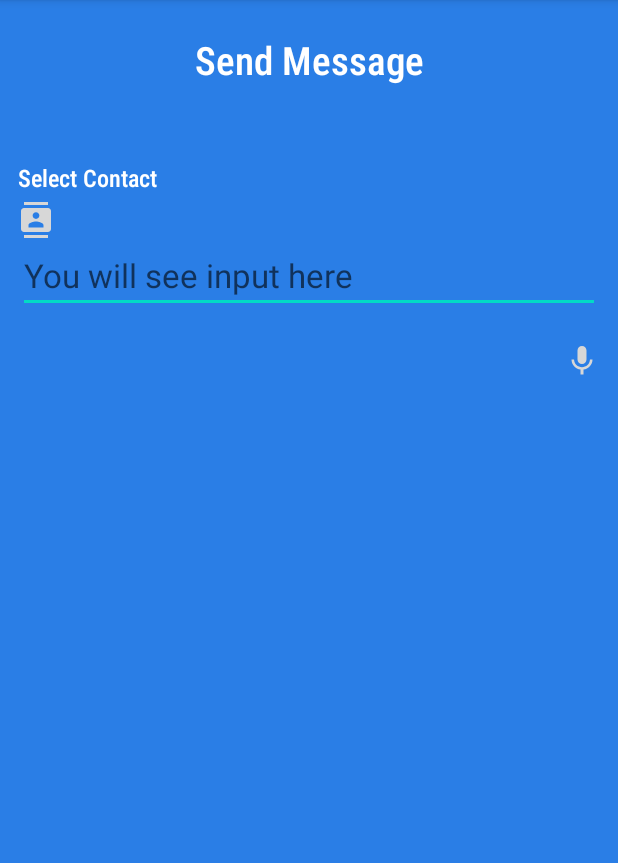
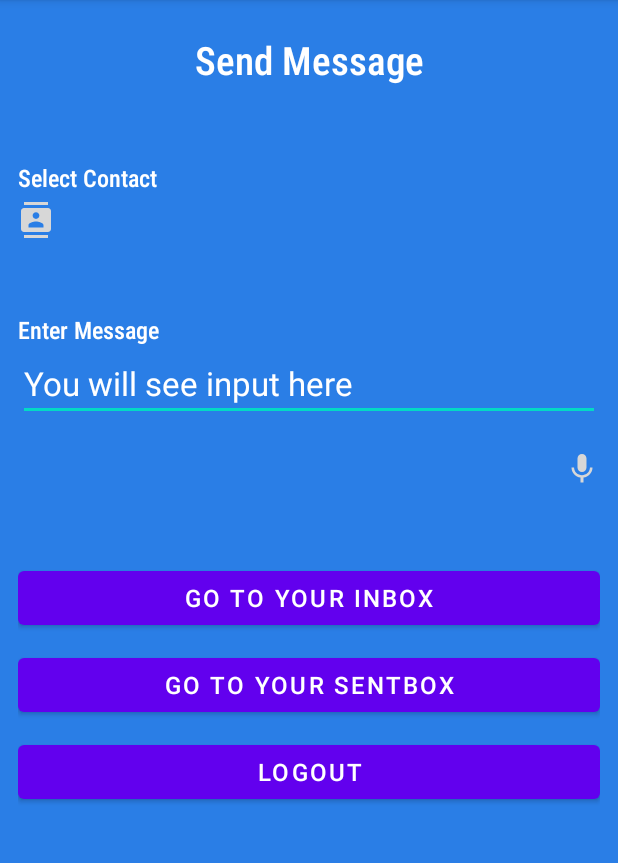
Before and after one commit to Rikanthan/voice_email, an Android app: the Home screen opened directly, with no data from a screen before it, on a phone screen of 412 x 824 dp, the part 84-947 px from its top. Run offline under Robolectric (Android 15) with nearby library versions, the phone set to English and light mode, and no system bars; our stand-ins replace Firebase (no records; nobody signed in at launch, a user with empty details on screens opened directly).

Commit message:
Inbox message read success

```diff
--- a/app/build.gradle
+++ b/app/build.gradle
@@ -38,6 +38,7 @@ dependencies {
     implementation 'com.google.firebase:firebase-database:19.2.1'
     implementation 'me.tatarka.retainstate:loader:0.4'
     implementation 'com.android.support:loader:28.0.0'
+    implementation 'org.jetbrains:annotations:15.0'
     testImplementation 'junit:junit:4.+'
     androidTestImplementation 'androidx.test.ext:junit:1.1.2'
     implementation platform('com.google.firebase:firebase-bom:28.1.0')
--- a/app/src/main/AndroidManifest.xml
+++ b/app/src/main/AndroidManifest.xml
@@ -11,7 +11,8 @@
         android:roundIcon="@mipmap/ic_launcher_round"
         android:supportsRtl="true"
         android:theme="@style/Theme.Iemail">
-        <activity android:name=".ResetPassword"></activity>
+        <activity android:name=".ShowInbox"></activity>
+        <activity android:name=".ResetPassword" />
         <activity android:name=".Home" />
         <activity android:name=".RegisterActivity" />
         <activity android:name=".MainActivity">
--- a/app/src/main/java/com/example/i_email/Home.java
+++ b/app/src/main/java/com/example/i_email/Home.java
@@ -313,5 +313,10 @@ public class Home extends AppCompatActivity implements AdapterView.OnItemSelecte
     public void onPointerCaptureChanged(boolean hasCapture) {
 
     }
+    public void goInbox(View v)
+    {
+        Intent intent = new Intent(getApplicationContext(), ShowInbox.class);
+        startActivity(intent);
+    }
 
 }
--- a/app/src/main/res/layout/activity_home.xml
+++ b/app/src/main/res/layout/activity_home.xml
@@ -42,14 +42,28 @@
         android:layout_marginTop="5dp"
         android:background="@drawable/ic_baseline_contacts_24"/>
 
-
+    <TextView
+        android:id="@+id/textView4"
+        style="@android:style/Widget.DeviceDefault.Light.TextView"
+        android:layout_width="match_parent"
+        android:layout_height="wrap_content"
+        android:layout_gravity="center"
+        android:layout_marginTop="50dp"
+        android:fontFamily="sans-serif-condensed-medium"
+        android:text="Enter Message"
+        android:textAlignment="textStart"
+        android:textColor="@color/white"
+        android:textSize="16dp"
+        tools:ignore="RtlCompat" />
 
 
         <EditText
             android:id="@+id/editText"
+            android:textColor="@color/white"
             android:layout_width="match_parent"
             android:layout_height="wrap_content"
             android:hint="You will see input here"
+            android:textColorHint="@color/white"
             android:textAppearance="@style/Base.TextAppearance.AppCompat.Large" />
 
         <ImageButton
@@ -59,6 +73,31 @@
             android:layout_width="wrap_content"
             android:layout_height="wrap_content"
             android:background="@drawable/ic_baseline_mic_24" />
-
-
+    <Button
+        android:id="@+id/inbox"
+        android:layout_width="match_parent"
+        android:layout_height="wrap_content"
+        android:layout_marginTop="50dp"
+        android:text="go to your inbox"
+        android:onClick="goInbox"
+        android:textColor="@android:color/white"
+        android:textSize="16sp" />
+    <Button
+        android:id="@+id/sentbox"
+        android:layout_width="match_parent"
+        android:layout_height="wrap_content"
+        android:layout_gravity="bottom"
+        android:layout_marginTop="10dp"
+        android:text="go to your sentbox"
+        android:textColor="@android:color/white"
+        android:textSize="16sp" />
+    <Button
+        android:id="@+id/logout"
+        android:layout_width="match_parent"
+        android:layout_height="wrap_content"
+        android:layout_gravity="bottom"
+        android:layout_marginTop="10dp"
+        android:text="Logout"
+        android:textColor="@android:color/white"
+        android:textSize="16sp" />
 </LinearLayout>
```
Also changed, not shown: app/src/main/java/com/example/i_email/InboxHolder.java (added, +82 -0 lines), app/src/main/java/com/example/i_email/ShowInbox.java (added, +145 -0 lines), app/src/main/res/layout/activity_show_inbox.xml (added, +15 -0 lines), app/src/main/res/layout/inbox_recycle.xml (added, +45 -0 lines).
